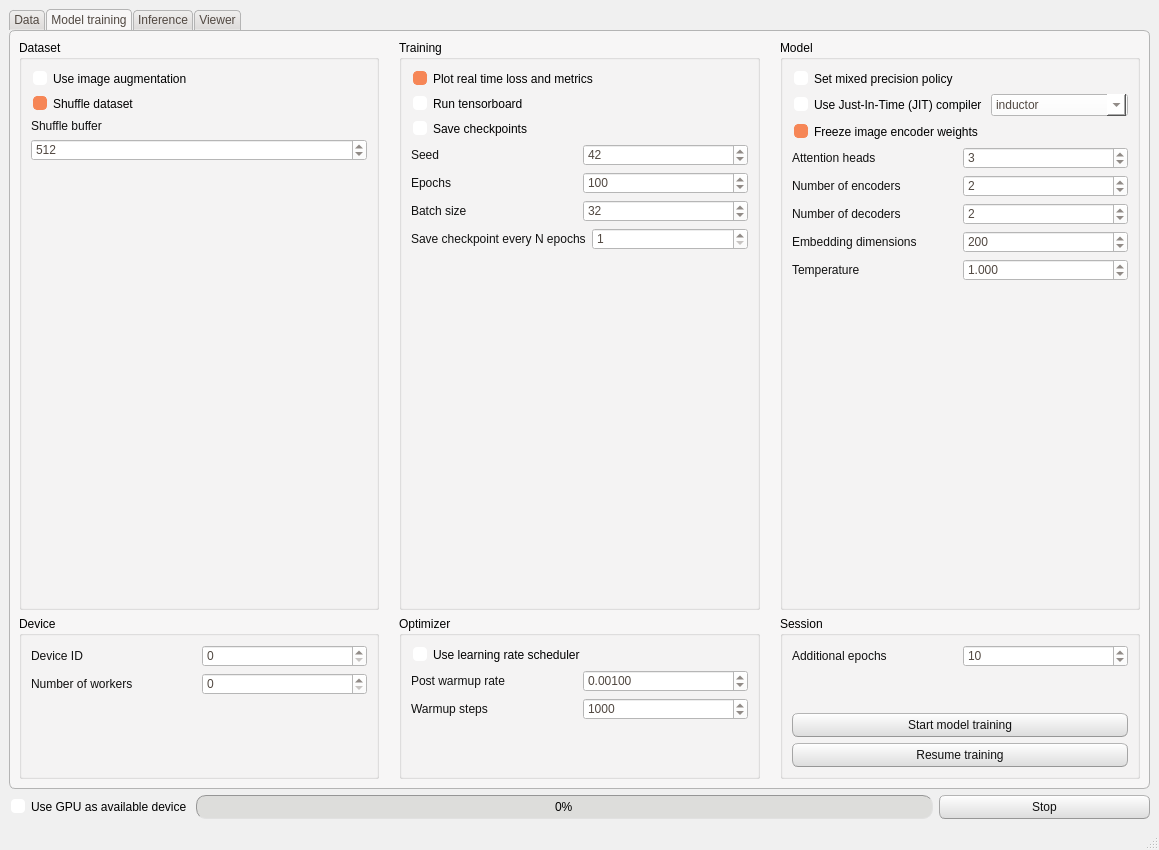
CTCycle/XREPORT-radiological-reports-generator, file XREPORT/app/src/window_layout.ui: the form before one commit.
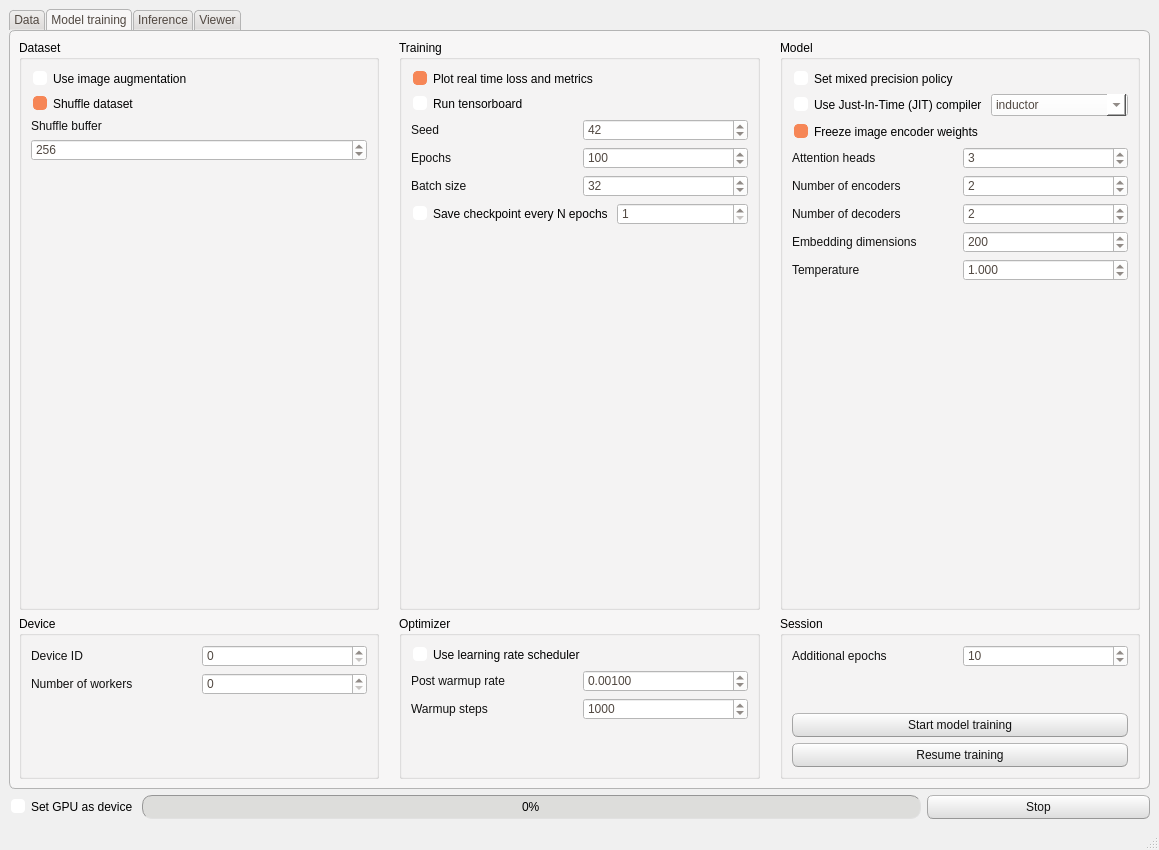
The form after the commit. The open tabs and pages were chosen to show the change.

```diff
--- a/XREPORT/app/src/window_layout.ui
+++ b/XREPORT/app/src/window_layout.ui
@@ -518,7 +518,7 @@
       <item>
        <widget class="QCheckBox" name="deviceGPU">
         <property name="text">
-         <string>Use GPU as available device</string>
+         <string>Set GPU as device</string>
         </property>
        </widget>
       </item>
@@ -979,7 +979,7 @@
                 <number>10</number>
                </property>
                <property name="value">
-                <number>512</number>
+                <number>256</number>
                </property>
               </widget>
              </item>
@@ -1072,13 +1072,6 @@
                </property>
               </widget>
              </item>
-             <item>
-              <widget class="QCheckBox" name="saveCheckpoints">
-               <property name="text">
-                <string>Save checkpoints</string>
-               </property>
-              </widget>
-             </item>
              <item>
               <layout class="QHBoxLayout" name="horizontalLayout_22">
                <item>
@@ -1151,7 +1144,7 @@
              <item>
               <layout class="QHBoxLayout" name="horizontalLayout_12">
                <item>
-                <widget class="QLabel" name="label_9">
+                <widget class="QCheckBox" name="saveCheckpoints">
                  <property name="text">
                   <string>Save checkpoint every N epochs</string>
                  </property>
```
Left out of the diff: 2 changed lines with no effect on the pictures.
